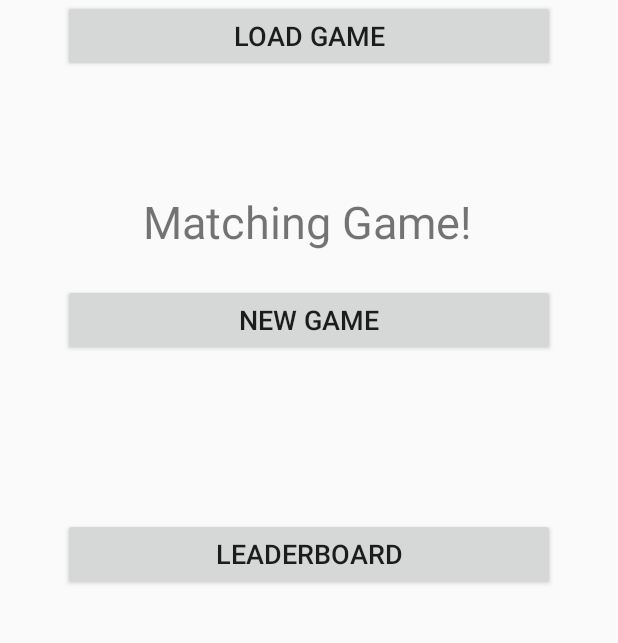
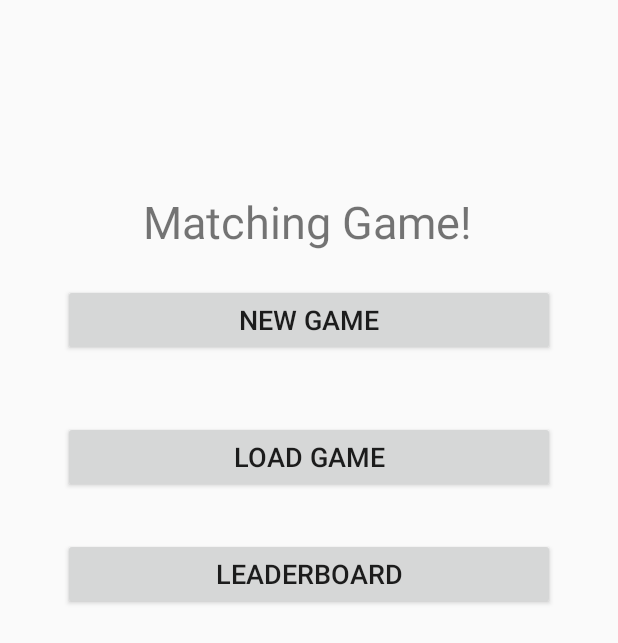
Before and after one commit to oliverphan/GameCentre, an Android app: the fragment MatchingActivity shown on its own in the app's theme, on a phone screen of 412 x 824 dp. Shown: the top 643 px of the screen. Run offline under Robolectric (Android 15) with nearby library versions, the phone set to English and light mode, and no system bars.

Commit message:
added constraint to a button

```diff
--- a/Phase2/GameCentre/app/src/main/res/layout/activity_matching.xml
+++ b/Phase2/GameCentre/app/src/main/res/layout/activity_matching.xml
@@ -25,14 +25,14 @@
         android:layout_width="0dp"
         android:layout_height="wrap_content"
         android:layout_marginStart="42dp"
-        android:layout_marginTop="40dp"
+        android:layout_marginTop="43dp"
         android:layout_marginEnd="42dp"
         android:text="Load Game"
         android:textSize="18sp"
         app:layout_constraintEnd_toEndOf="parent"
         app:layout_constraintHorizontal_bias="0.0"
         app:layout_constraintStart_toStartOf="parent"
-        app:layout_constraintTop_toBottomOf="@+id/NewButton" />
+        app:layout_constraintTop_toBottomOf="@+id/StartButton" />
 
     <Button
         android:id="@+id/LeaderBoardButton"
@@ -48,7 +48,8 @@
         app:layout_constraintEnd_toEndOf="parent"
         app:layout_constraintHorizontal_bias="0.0"
         app:layout_constraintStart_toStartOf="parent"
-        app:layout_constraintTop_toBottomOf="@+id/LoadButton" />
+        app:layout_constraintTop_toBottomOf="@+id/LoadButton"
+        app:layout_constraintVertical_bias="0.0" />
 
     <TextView
         android:id="@+id/textViewGameName"
```
